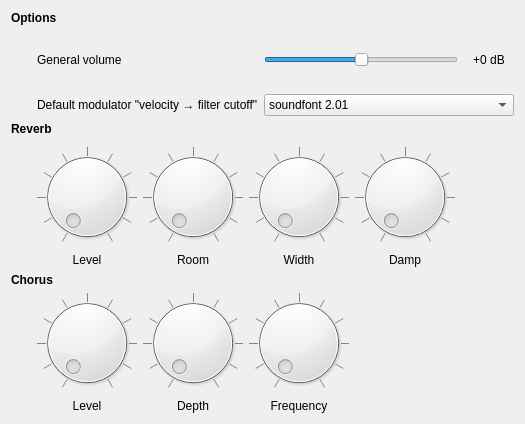
Above: sources/context/interface/configsectionsound.ui from davy7125/polyphone before the change. Below: the same form after it.
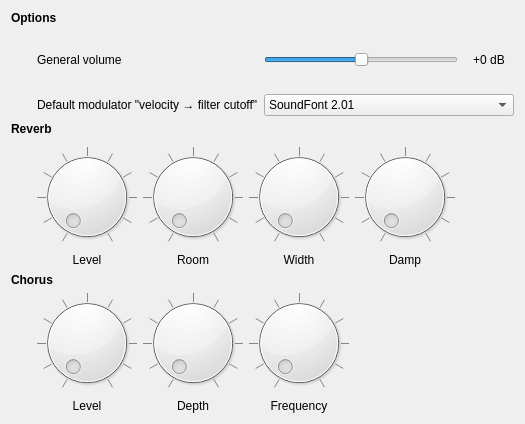
That is the form after the change.

```diff
--- a/sources/context/interface/configsectionsound.ui
+++ b/sources/context/interface/configsectionsound.ui
@@ -123,7 +123,7 @@
      </property>
      <item>
       <property name="text">
-       <string>soundfont 2.01</string>
+       <string notr="true">SoundFont 2.01</string>
       </property>
      </item>
      <item>
```
Left out of the diff: 37 changed lines with no effect on the pictures.
